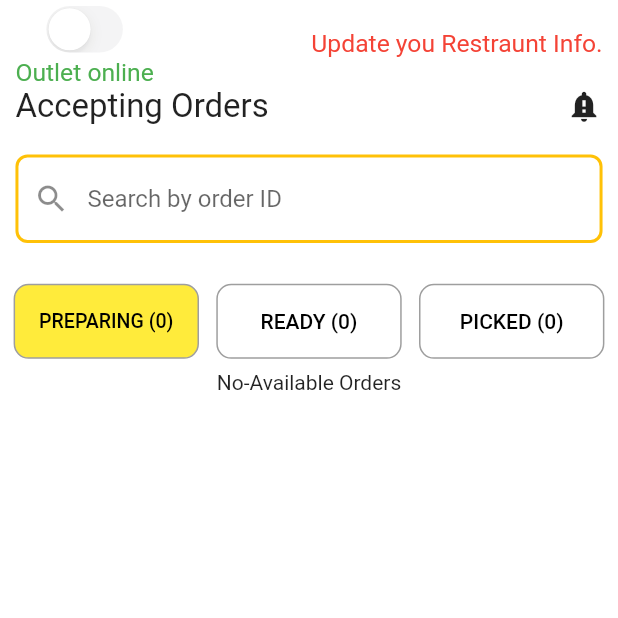
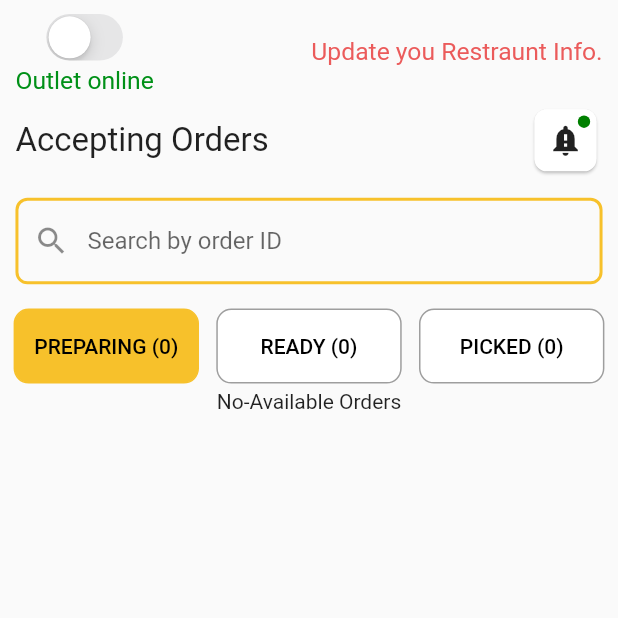
Before and after one commit to AKSHAT564564/Foodistaan-Restuarant, a Flutter app: the HomePage screen opened by its route, on a phone screen of 412 x 824 dp, the top half of it. Run offline on Flutter 3.47's test engine with Material 2 defaults, Android fonts, the phone set to English and light mode, and no system bars; our stand-ins replace cloud_firestore, firebase_auth, firebase_core, modal_progress_hud_nsn, sizer; accounts and stored records are empty.

Commit message:
Home Page Fix--22/3/2022 10:23PM

```diff
--- a/lib/screens/home/home_page.dart
+++ b/lib/screens/home/home_page.dart
@@ -1,6 +1,7 @@
 import 'package:cloud_firestore/cloud_firestore.dart';
 import 'package:flutter/cupertino.dart';
 import 'package:flutter/material.dart';
+import 'package:foodistaan_restuarant/constants.dart';
 import 'package:foodistaan_restuarant/functions/order_functions.dart';
 import 'package:foodistaan_restuarant/screens/home/order_picked.dart';
 import 'package:foodistaan_restuarant/screens/home/order_ready.dart';
@@ -16,6 +17,7 @@ class HomePage extends StatefulWidget {
 
 class _HomePageState extends State<HomePage> {
   bool _switchValue = false;
+  bool _notificationVisible = true;
   bool _orderReady = false;
   bool _orderPicked = false;
   bool _orderPreparing = true;
@@ -24,13 +26,14 @@ class _HomePageState extends State<HomePage> {
   @override
   Widget build(BuildContext context) {
     return Scaffold(
-      backgroundColor: Colors.white,
-      body: ListView(
-        children: [
+      body: SafeArea(
+        child: CustomScrollView(
+          slivers: [
+            SliverList(
+                delegate: SliverChildListDelegate([
               Container(
                 padding: EdgeInsets.only(left: 2.5.w, right: 2.5.w),
-            height: 12.5.h,
-            child: SingleChildScrollView(
+                height: 15.h,
                 child: Column(
                   mainAxisAlignment: MainAxisAlignment.spaceEvenly,
                   children: [
@@ -40,47 +43,103 @@ class _HomePageState extends State<HomePage> {
                         Column(
                           mainAxisAlignment: MainAxisAlignment.start,
                           children: [
-                          CupertinoSwitch(value: _switchValue, onChanged: null),
+                            CupertinoSwitch(
+                              activeColor: kGreen,
+                              value: _switchValue,
+                              onChanged: (bool newswitchValue) {
+                                setState(() {
+                                  _switchValue = newswitchValue;
+                                });
+                              },
+                            ),
                             Text(
                               "Outlet online",
-                            style:
-                                TextStyle(fontSize: 12.sp, color: Colors.green),
+                              style: TextStyle(
+                                fontSize: 12.sp,
+                                color: kGreenO,
+                              ),
                             )
                           ],
                         ),
                         GestureDetector(
                           onTap: null,
+                          child: Visibility(
+                            visible: _notificationVisible,
                             child: Text(
                               "Update you Restraunt Info.",
                               style: TextStyle(
                                 fontSize: 12.sp,
-                            color: Colors.red,
+                                color: kRed,
+                              ),
                             ),
                           ),
                         ),
                       ],
                     ),
-                  Row(
+                    Container(
+                      child: Row(
                         mainAxisAlignment: MainAxisAlignment.spaceBetween,
                         children: [
                           Text(
                             "Accepting Orders",
                             style: TextStyle(fontSize: 16.sp),
                           ),
-                      Icon(
+                          Container(
+                            child: Stack(
+                              children: [
+                                Container(
+                                  height: 6.h,
+                                  width: 6.h,
+                                  child: GestureDetector(
+                                    onTap: (() {
+                                      setState(() {
+                                        _notificationVisible =
+                                            !_notificationVisible;
+                                      });
+                                    }),
+                                    child: Card(
+                                      semanticContainer: true,
+                                      elevation: 0.1.h,
+                                      shape: RoundedRectangleBorder(
+                                        borderRadius:
+                                            BorderRadius.circular(1.h),
+                                      ),
+                                      child: Icon(
                                         Icons.notification_important,
                                         size: 18.sp,
+                                      ),
+                                    ),
+                                  ),
+                                ),
+                                Positioned(
+                                  top: 1.h,
+                                  right: 2.w,
+                                  child: Container(
+                                    height: 1.h,
+                                    width: 1.h,
+                                    decoration: BoxDecoration(
+                                        color: _notificationVisible
+                                            ? kGreen
+                                            : kRed,
+                                        shape: BoxShape.circle),
+                                  ),
                                 )
                               ],
+                            ),
+                          )
+                        ],
+                      ),
                     )
                   ],
                 ),
               ),
+              SizedBox(
+                height: 1.h,
               ),
               Container(
                 margin: EdgeInsets.only(bottom: 1.5.h),
                 padding: EdgeInsets.only(left: 2.5.w, right: 2.5.w),
-            height: 8.h,
+                height: 7.h,
                 child: TextFormField(
                   textAlignVertical: TextAlignVertical.center,
                   decoration: InputDecoration(
@@ -92,31 +151,36 @@ class _HomePageState extends State<HomePage> {
                     focusedBorder: OutlineInputBorder(
                         borderRadius: BorderRadius.circular(8),
                         borderSide: BorderSide(
-                          color: Colors.amber,
+                          color: kYellow,
                           width: 2.0,
                         )),
                     enabledBorder: OutlineInputBorder(
                       borderRadius: BorderRadius.circular(8),
                       borderSide: BorderSide(
-                          color: Colors.amber,
+                        color: kYellow,
                         width: 2.0,
-                        )))),
+                      ),
+                    ),
+                  ),
+                ),
               ),
               Container(
                 padding: EdgeInsets.only(left: 0.8.w, right: 0.8.w),
-            height: 8.h,
+                height: 7.h,
                 child: Row(
                   mainAxisAlignment: MainAxisAlignment.spaceAround,
                   children: [
                     Container(
                       decoration: BoxDecoration(
-                    border: Border.all(width: 1, color: Colors.grey),
+                        border: Border.all(
+                            width: 1,
+                            color: _orderPreparing ? kYellow : Colors.grey),
                         borderRadius: BorderRadius.circular(10),
-                    color:
-                        _orderPreparing == true ? Colors.yellow : Colors.white,
+                        color: _orderPreparing == true ? kYellow : Colors.white,
                       ),
-                  width: MediaQuery.of(context).size.width * 0.3,
+                      width: 30.w,
                       child: MaterialButton(
+                          padding: EdgeInsets.all(0),
                           elevation: 5,
                           onPressed: () {
                             setState(() {
@@ -125,18 +189,19 @@ class _HomePageState extends State<HomePage> {
                               _orderPreparing = true;
                             });
                           },
-                      child: FittedBox(
-                          fit: BoxFit.cover,
-                          child: OrderFunctions().getCount('preparing'))),
+                          child: OrderFunctions().getCount('preparing')),
                     ),
                     Container(
                       decoration: BoxDecoration(
-                    border: Border.all(width: 1, color: Colors.grey),
+                        border: Border.all(
+                            width: 1,
+                            color: _orderReady ? kYellow : Colors.grey),
                         borderRadius: BorderRadius.circular(10),
-                    color: _orderReady == true ? Colors.yellow : Colors.white,
+                        color: _orderReady == true ? kYellow : Colors.white,
                       ),
-                  width: MediaQuery.of(context).size.width * 0.3,
+                      width: 30.w,
                       child: MaterialButton(
+                          padding: EdgeInsets.all(0),
                           elevation: 5,
                           onPressed: () async {
                             setState(() {
@@ -149,12 +214,15 @@ class _HomePageState extends State<HomePage> {
                     ),
                     Container(
                       decoration: BoxDecoration(
-                    border: Border.all(width: 1, color: Colors.grey),
+                        border: Border.all(
+                            width: 1,
+                            color: _orderPicked ? kYellow : Colors.grey),
                         borderRadius: BorderRadius.circular(10),
-                    color: _orderPicked == true ? Colors.yellow : Colors.white,
+                        color: _orderPicked == true ? kYellow : Colors.white,
                       ),
-                  width: MediaQuery.of(context).size.width * 0.3,
+                      width: 30.w,
                       child: MaterialButton(
+                        padding: EdgeInsets.all(0),
                         elevation: 5,
                         onPressed: () {
                           setState(() {
@@ -170,12 +238,16 @@ class _HomePageState extends State<HomePage> {
                 ),
               ),
               Container(
+                  // padding: EdgeInsets.only(
+                  //     top: 1.5.h, left: 2.5.w, right: 2.5.w, bottom: 1.5.h),
                   child: _orderPreparing
                       ? OrderFunctions().receivedOrder()
                       : _orderReady
                           ? OrderFunctions().readyOrders()
                           : OrderFunctions().pickedOrders()),
+            ]))
           ],
+        ),
       ),
     );
   }
```
Also changed, not shown: lib/constants.dart (added, +25 -0 lines), lib/screens/home/order_picked.dart (+29 -15 lines), lib/screens/home/order_ready.dart (+27 -15 lines), lib/screens/home/order_widget.dart (+28 -14 lines), lib/screens/menu/menu.dart (+8 -2 lines). Lines whose indentation alone changed are shown as unchanged.
